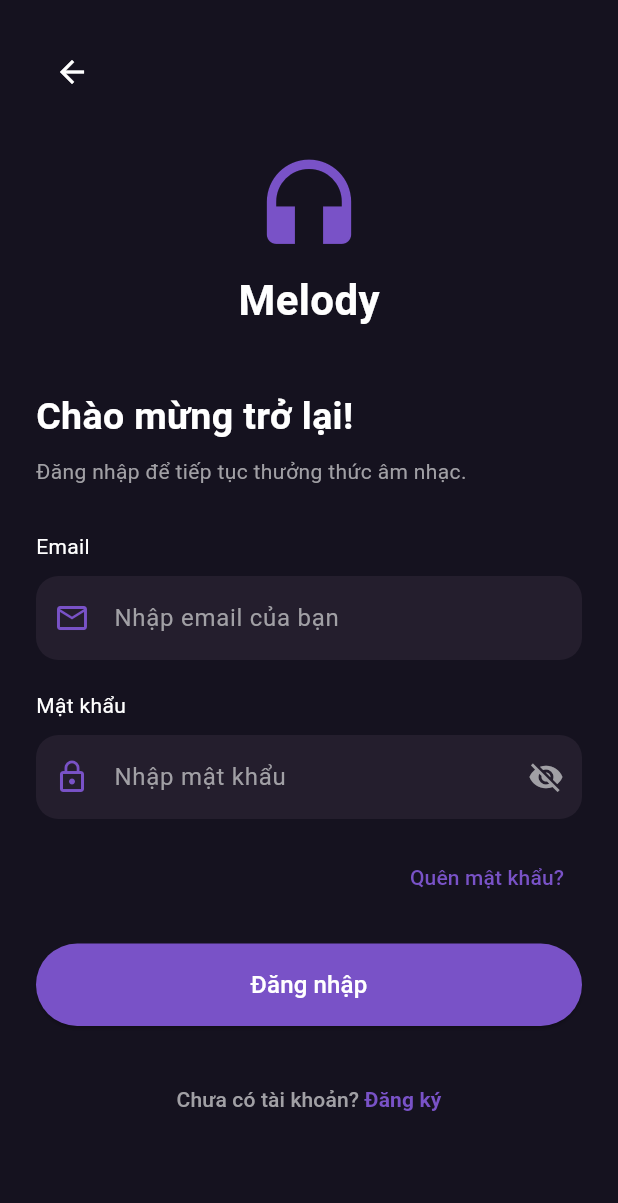
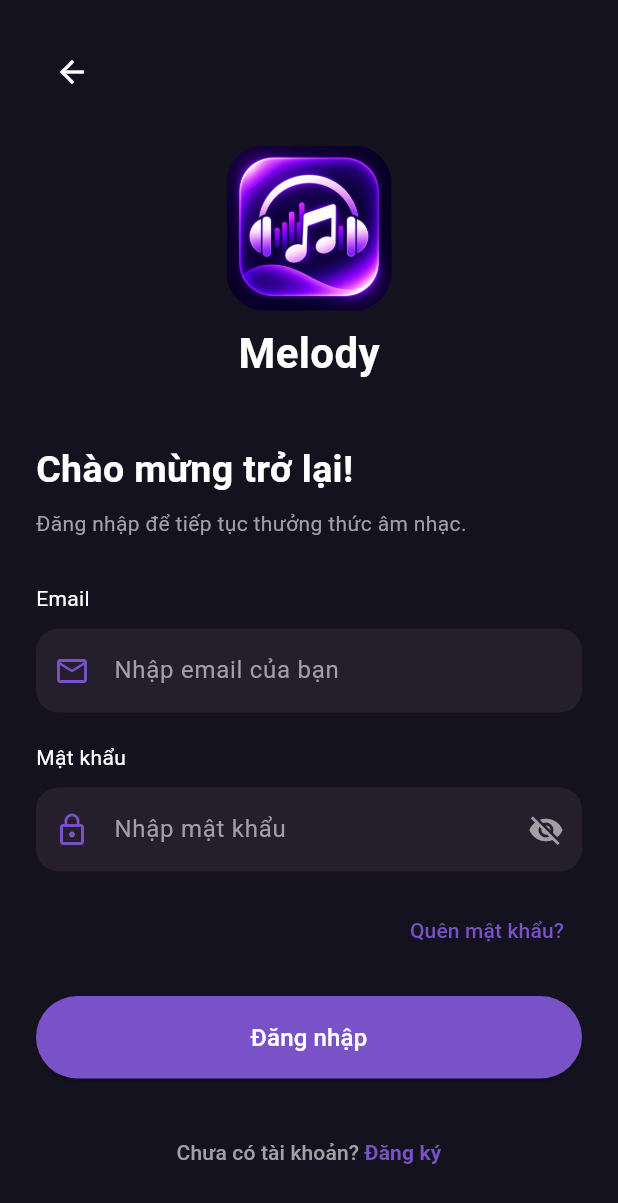
Before and after one commit to DUY24100201/2026_2027_1_1_LTTBDD_N01_Nhom_8, a Flutter app: the LoginScreen screen opened directly, on a phone screen of 412 x 824 dp. Shown: the top 1203 px of the screen. Run offline on Flutter 3.47's test engine with Material 3 defaults, Android fonts, the phone set to English and light mode, and no system bars.

```diff
--- a/lib/screens/auth/login/login_screen.dart
+++ b/lib/screens/auth/login/login_screen.dart
@@ -59,17 +59,25 @@ class _LoginScreenState extends State<LoginScreen> {
               const SizedBox(height: 25),
               Center(
                 child: Column(
-                  children: const [
-                    Icon(
-                      Icons.headphones,
-                      size: 75,
-                      color: AppColors.primary,
+                  children: [
+                    // LOGO ỨNG DỤNG
+                    ClipRRect(
+                      borderRadius: BorderRadius.circular(25), // Bo tròn 25px
+                      child: Image.asset(
+                        'assets/imgs/logo.png',
+                        width: 110,
+                        height: 110,
+                        fit: BoxFit.cover,
+                      ),
                     ),
-                    SizedBox(height: 8),
-                    Text(
+
+                    const SizedBox(height: 8),
+
+                    // TÊN ỨNG DỤNG
+                    const Text(
                       'Melody',
                       style: TextStyle(
-                        color: Colors.white,
+                        color: AppColors.white,
                         fontSize: 28,
                         fontWeight: FontWeight.bold,
                       ),
```
Also changed, not shown: lib/main.dart (+7 -5 lines), lib/screens/auth/welcome/welcome_screen.dart (+15 -59 lines), pubspec.lock.
